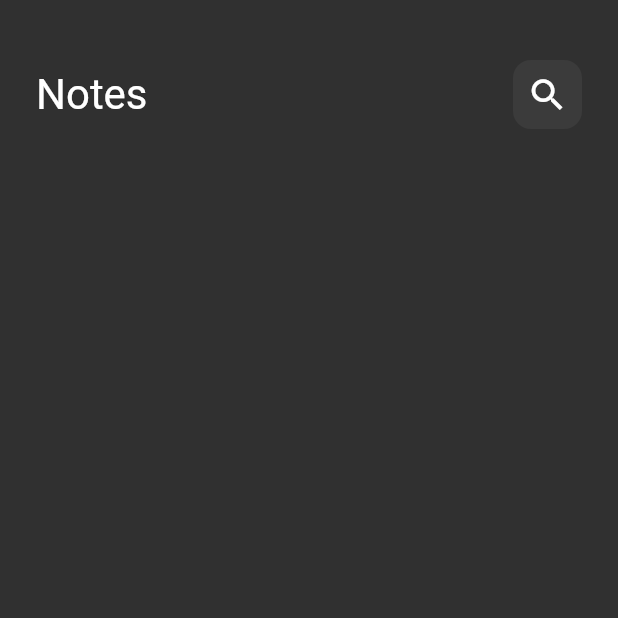
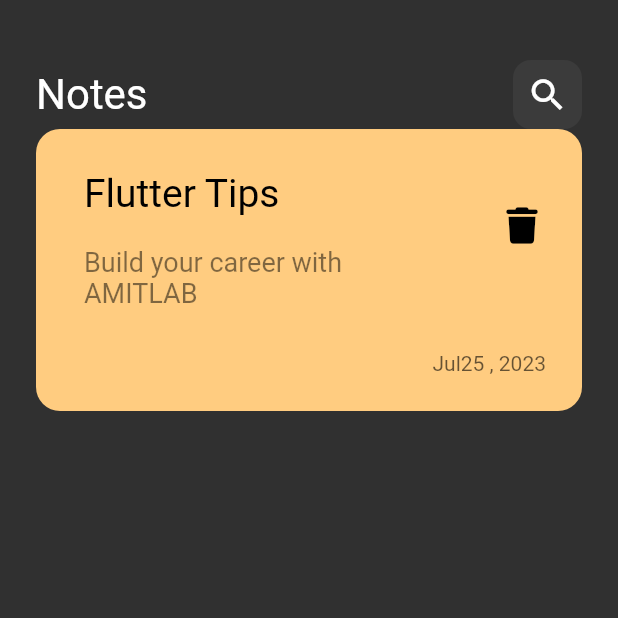
Before and after one commit to hagrasy/notes_app, a Flutter app: the screen it shows after launch, on a phone screen of 412 x 824 dp, the top half of it. Run offline on Flutter 3.47's test engine with Material 2 defaults, Android fonts, the phone set to English and light mode, and no system bars; our stand-ins replace font_awesome_flutter; Roboto replaces fonts that are missing (Poppins).

Commit message:
Note Item

```diff
--- a/note_app/lib/main.dart
+++ b/note_app/lib/main.dart
@@ -11,9 +11,7 @@ class NotesApp extends StatelessWidget {
   @override
   Widget build(BuildContext context) {
     return MaterialApp(
-      theme: ThemeData(
-        brightness: Brightness.dark,
-      ),
+      theme: ThemeData(brightness: Brightness.dark, fontFamily: 'Poppins'),
       home: const NotesView(),
     );
   }
--- /dev/null
+++ b/note_app/lib/views/widgets/note_item.dart
@@ -0,0 +1,53 @@
+import 'package:flutter/material.dart';
+import 'package:font_awesome_flutter/font_awesome_flutter.dart';
+
+class NoteItem extends StatelessWidget {
+  const NoteItem({super.key});
+
+  @override
+  Widget build(BuildContext context) {
+    return Container(
+      padding: const EdgeInsets.only(top: 24, bottom: 24, left: 16),
+      decoration: BoxDecoration(
+        color: const Color(0xffFFCC80),
+        borderRadius: BorderRadius.circular(16),
+      ),
+      child: Column(
+        crossAxisAlignment: CrossAxisAlignment.end,
+        children: [
+          ListTile(
+            title: const Text(
+              "Flutter Tips",
+              style: TextStyle(
+                color: Colors.black,
+                fontSize: 26,
+              ),
+            ),
+            subtitle: Padding(
+              padding: const EdgeInsets.only(top: 20, bottom: 24),
+              child: Text(
+                "Build your career with AMITLAB",
+                style: TextStyle(
+                  color: Colors.black.withOpacity(.5),
+                  fontSize: 18,
+                ),
+              ),
+            ),
+            trailing: IconButton(
+                onPressed: () {},
+                icon: const Icon(
+                  FontAwesomeIcons.trash,
+                  color: Colors.black,
+                  size: 24,
+                )),
+          ),
+          Padding(
+            padding: const EdgeInsets.only(right: 24),
+            child: Text('Jul25 , 2023',
+                style: TextStyle(color: Colors.black.withOpacity(.6))),
+          ),
+        ],
+      ),
+    );
+  }
+}
--- a/note_app/lib/views/widgets/notes_view_body.dart
+++ b/note_app/lib/views/widgets/notes_view_body.dart
@@ -1,3 +1,4 @@
+import 'note_item.dart' show NoteItem;
 import 'package:flutter/material.dart';
 
 import 'custom_app_bar.dart';
@@ -15,6 +16,7 @@ class NotesViewBody extends StatelessWidget {
             height: 40,
           ),
           CustomAppBar(),
+          NoteItem(),
         ],
       ),
     );
```
Also changed, not shown: note_app/pubspec.yaml (+5 -9 lines), note_app/assets/fonts/Poppins-Regular.ttf (added), note_app/pubspec.lock.
